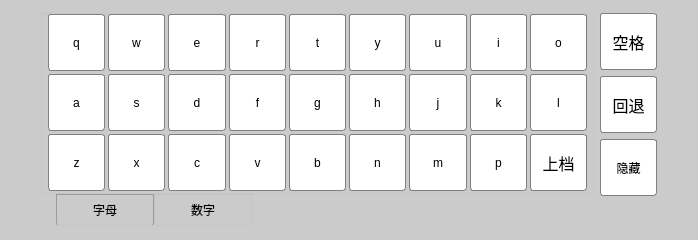
Before: the Qt Designer form Demo/devirtualkeyboradwidget.ui in 13438120136/XDemo, drawn with Qt 5.
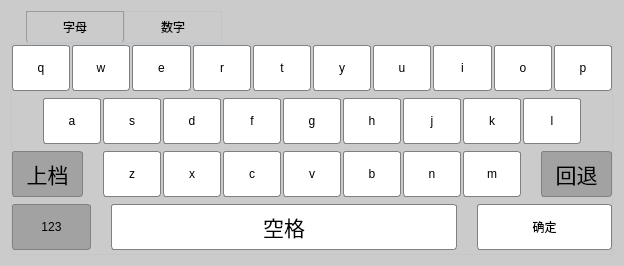
After: the same form once the commit is applied.

```diff
--- a/Demo/devirtualkeyboradwidget.ui
+++ b/Demo/devirtualkeyboradwidget.ui
@@ -6,8 +6,8 @@
    <rect>
     <x>0</x>
     <y>0</y>
-    <width>698</width>
-    <height>240</height>
+    <width>624</width>
+    <height>266</height>
    </rect>
   </property>
   <property name="maximumSize">
@@ -23,74 +23,21 @@
    <string notr="true">background-color: rgb(203, 203, 203);
 </string>
   </property>
-  <layout class="QGridLayout" name="gridLayout_4">
-   <property name="topMargin">
-    <number>0</number>
-   </property>
-   <property name="bottomMargin">
-    <number>0</number>
-   </property>
-   <item row="0" column="1">
-    <spacer name="verticalSpacer_2">
-     <property name="orientation">
-      <enum>Qt::Vertical</enum>
-     </property>
-     <property name="sizeHint" stdset="0">
-      <size>
-       <width>20</width>
-       <height>157</height>
-      </size>
-     </property>
-    </spacer>
-   </item>
-   <item row="1" column="0">
-    <spacer name="horizontalSpacer_2">
-     <property name="orientation">
-      <enum>Qt::Horizontal</enum>
-     </property>
-     <property name="sizeHint" stdset="0">
-      <size>
-       <width>155</width>
-       <height>20</height>
-      </size>
-     </property>
-    </spacer>
-   </item>
-   <item row="1" column="1" rowspan="2">
-    <widget class="QWidget" name="widget" native="true">
-     <property name="styleSheet">
-      <string notr="true">QPushButton
-{
-background-color: rgb(255, 255, 255);
-border:1px solid gray;
-border-radius:3px;
-min-width:55px;
-min-height:55px;
-font: 26pt &quot;黑体&quot;;
-}
-
-QPushButton::pressed
-{
-	background-color: rgb(85, 170, 255);
-    border:2px solid gray;
-    border-radius:3px;
-}</string>
-     </property>
-     <layout class="QGridLayout" name="gridLayout_2">
-      <property name="margin">
-       <number>0</number>
-      </property>
-      <item row="0" column="0" rowspan="4">
+  <layout class="QGridLayout" name="gridLayout_10">
+   <item row="0" column="0">
        <widget class="QTabWidget" name="tabWidget">
+     <property name="layoutDirection">
+      <enum>Qt::LeftToRight</enum>
+     </property>
         <property name="styleSheet">
          <string notr="true">QPushButton
 {
 background-color: rgb(255, 255, 255);
 border:1px solid gray;
 border-radius:3px;
-min-width:55px;
-min-height:55px;
-font: 26pt &quot;宋体&quot;;
+min-width:56px;
+min-height:44px;
+font: 16pt &quot;宋体&quot;;
 }
 
 
@@ -136,7 +83,7 @@
 </string>
         </property>
         <property name="tabPosition">
-         <enum>QTabWidget::South</enum>
+      <enum>QTabWidget::North</enum>
         </property>
         <property name="tabShape">
          <enum>QTabWidget::Rounded</enum>
@@ -151,21 +98,20 @@
          <attribute name="title">
           <string>字母</string>
          </attribute>
+      <layout class="QGridLayout" name="gridLayout_7">
+       <property name="horizontalSpacing">
+        <number>2</number>
+       </property>
+       <property name="verticalSpacing">
+        <number>6</number>
+       </property>
+       <property name="margin">
+        <number>0</number>
+       </property>
+       <item row="0" column="0" colspan="3">
          <layout class="QGridLayout" name="gridLayout">
-          <property name="leftMargin">
-           <number>6</number>
-          </property>
-          <property name="topMargin">
-           <number>0</number>
-          </property>
-          <property name="rightMargin">
-           <number>6</number>
-          </property>
-          <property name="bottomMargin">
-           <number>0</number>
-          </property>
-          <property name="spacing">
-           <number>3</number>
+         <property name="horizontalSpacing">
+          <number>2</number>
           </property>
           <item row="0" column="0">
            <widget class="QPushButton" name="pushButton">
@@ -257,7 +203,37 @@
             </attribute>
            </widget>
           </item>
+         <item row="0" column="9">
+          <widget class="QPushButton" name="pushButton_10">
+           <property name="text">
+            <string>p</string>
+           </property>
+           <attribute name="buttonGroup">
+            <string notr="true">charButtonGroup</string>
+           </attribute>
+          </widget>
+         </item>
+        </layout>
+       </item>
           <item row="1" column="0">
+        <spacer name="horizontalSpacer">
+         <property name="orientation">
+          <enum>Qt::Horizontal</enum>
+         </property>
+         <property name="sizeHint" stdset="0">
+          <size>
+           <width>27</width>
+           <height>20</height>
+          </size>
+         </property>
+        </spacer>
+       </item>
+       <item row="1" column="1">
+        <layout class="QGridLayout" name="gridLayout_2">
+         <property name="horizontalSpacing">
+          <number>2</number>
+         </property>
+         <item row="0" column="0">
            <widget class="QPushButton" name="pushButton_11">
             <property name="text">
              <string>a</string>
@@ -267,7 +243,7 @@
             </attribute>
            </widget>
           </item>
-          <item row="1" column="1">
+         <item row="0" column="1">
            <widget class="QPushButton" name="pushButton_12">
             <property name="text">
              <string>s</string>
@@ -277,7 +253,7 @@
             </attribute>
            </widget>
           </item>
-          <item row="1" column="2">
+         <item row="0" column="2">
            <widget class="QPushButton" name="pushButton_13">
             <property name="text">
              <string>d</string>
@@ -287,7 +263,7 @@
             </attribute>
            </widget>
           </item>
-          <item row="1" column="3">
+         <item row="0" column="3">
            <widget class="QPushButton" name="pushButton_14">
             <property name="text">
              <string>f</string>
@@ -297,7 +273,7 @@
             </attribute>
            </widget>
           </item>
-          <item row="1" column="4">
+         <item row="0" column="4">
            <widget class="QPushButton" name="pushButton_29">
             <property name="text">
              <string>g</string>
@@ -307,7 +283,7 @@
             </attribute>
            </widget>
           </item>
-          <item row="1" column="5">
+         <item row="0" column="5">
            <widget class="QPushButton" name="pushButton_30">
             <property name="text">
              <string>h</string>
@@ -317,7 +293,7 @@
             </attribute>
            </widget>
           </item>
-          <item row="1" column="6">
+         <item row="0" column="6">
            <widget class="QPushButton" name="pushButton_31">
             <property name="text">
              <string>j</string>
@@ -327,7 +303,7 @@
             </attribute>
            </widget>
           </item>
-          <item row="1" column="7">
+         <item row="0" column="7">
            <widget class="QPushButton" name="pushButton_32">
             <property name="text">
              <string>k</string>
@@ -337,7 +313,7 @@
             </attribute>
            </widget>
           </item>
-          <item row="1" column="8">
+         <item row="0" column="8">
            <widget class="QPushButton" name="pushButton_33">
             <property name="text">
              <string>l</string>
@@ -347,7 +323,51 @@
             </attribute>
            </widget>
           </item>
-          <item row="2" column="0">
+        </layout>
+       </item>
+       <item row="1" column="2">
+        <spacer name="horizontalSpacer_2">
+         <property name="orientation">
+          <enum>Qt::Horizontal</enum>
+         </property>
+         <property name="sizeHint" stdset="0">
+          <size>
+           <width>27</width>
+           <height>20</height>
+          </size>
+         </property>
+        </spacer>
+       </item>
+       <item row="2" column="0" colspan="3">
+        <layout class="QGridLayout" name="gridLayout_6">
+         <property name="horizontalSpacing">
+          <number>20</number>
+         </property>
+         <item row="0" column="0">
+          <widget class="QPushButton" name="shiftBtn">
+           <property name="font">
+            <font>
+             <family>宋体</family>
+             <pointsize>16</pointsize>
+             <weight>50</weight>
+             <italic>false</italic>
+             <bold>false</bold>
+            </font>
+           </property>
+           <property name="styleSheet">
+            <string notr="true">background-color: rgb(162, 162, 162);</string>
+           </property>
+           <property name="text">
+            <string>上档</string>
+           </property>
+          </widget>
+         </item>
+         <item row="0" column="1">
+          <layout class="QGridLayout" name="gridLayout_4">
+           <property name="horizontalSpacing">
+            <number>2</number>
+           </property>
+           <item row="0" column="0">
            <widget class="QPushButton" name="pushButton_34">
             <property name="text">
              <string>z</string>
@@ -357,7 +377,7 @@
             </attribute>
            </widget>
           </item>
-          <item row="2" column="1">
+           <item row="0" column="1">
            <widget class="QPushButton" name="pushButton_35">
             <property name="text">
              <string>x</string>
@@ -367,7 +387,7 @@
             </attribute>
            </widget>
           </item>
-          <item row="2" column="2">
+           <item row="0" column="2">
            <widget class="QPushButton" name="pushButton_36">
             <property name="text">
              <string>c</string>
@@ -377,7 +397,7 @@
             </attribute>
            </widget>
           </item>
-          <item row="2" column="3">
+           <item row="0" column="3">
            <widget class="QPushButton" name="pushButton_37">
             <property name="text">
              <string>v</string>
@@ -387,7 +407,7 @@
             </attribute>
            </widget>
           </item>
-          <item row="2" column="4">
+           <item row="0" column="4">
            <widget class="QPushButton" name="pushButton_38">
             <property name="text">
              <string>b</string>
@@ -397,7 +417,7 @@
             </attribute>
            </widget>
           </item>
-          <item row="2" column="5">
+           <item row="0" column="5">
            <widget class="QPushButton" name="pushButton_39">
             <property name="text">
              <string>n</string>
@@ -407,7 +427,7 @@
             </attribute>
            </widget>
           </item>
-          <item row="2" column="6">
+           <item row="0" column="6">
            <widget class="QPushButton" name="pushButton_40">
             <property name="text">
              <string>m</string>
@@ -417,51 +437,99 @@
             </attribute>
            </widget>
           </item>
-          <item row="2" column="7">
-           <widget class="QPushButton" name="pushButton_10">
+          </layout>
+         </item>
+         <item row="0" column="2">
+          <widget class="QPushButton" name="backBtn">
+           <property name="font">
+            <font>
+             <family>宋体</family>
+             <pointsize>16</pointsize>
+             <weight>50</weight>
+             <italic>false</italic>
+             <bold>false</bold>
+            </font>
+           </property>
+           <property name="styleSheet">
+            <string notr="true">background-color: rgb(162, 162, 162);
+</string>
+           </property>
             <property name="text">
-             <string>p</string>
-            </property>
-            <attribute name="buttonGroup">
-             <string notr="true">charButtonGroup</string>
-            </attribute>
-           </widget>
-          </item>
-          <item row="2" column="8">
-           <widget class="QPushButton" name="shiftBtn">
+            <string>回退</string>
+           </property>
+          </widget>
+         </item>
+        </layout>
+       </item>
+       <item row="3" column="0" colspan="3">
+        <layout class="QGridLayout" name="gridLayout_5">
+         <property name="horizontalSpacing">
+          <number>20</number>
+         </property>
+         <item row="0" column="0">
+          <widget class="QPushButton" name="changeNumBtn">
+           <property name="styleSheet">
+            <string notr="true">max-width:77px;
+background-color: rgb(162, 162, 162);</string>
+           </property>
+           <property name="text">
+            <string>123</string>
+           </property>
+          </widget>
+         </item>
+         <item row="0" column="1">
+          <widget class="QPushButton" name="spaceBtn">
             <property name="font">
              <font>
-              <family>Times New Roman</family>
-              <pointsize>12</pointsize>
-              <weight>9</weight>
+             <family>宋体</family>
+             <pointsize>16</pointsize>
+             <weight>50</weight>
               <italic>false</italic>
               <bold>false</bold>
              </font>
             </property>
             <property name="styleSheet">
-             <string notr="true">font: 75 12pt &quot;Times New Roman&quot;;</string>
+            <string notr="true">min-width:0px;
+max-width:100000px;</string>
             </property>
             <property name="text">
-             <string>上档</string>
-            </property>
-           </widget>
+            <string>空格</string>
+           </property>
+          </widget>
+         </item>
+         <item row="0" column="2">
+          <widget class="QPushButton" name="pushButton_17">
+           <property name="styleSheet">
+            <string notr="true">max-width:133px;</string>
+           </property>
+           <property name="text">
+            <string>确定</string>
+           </property>
+          </widget>
+         </item>
+        </layout>
           </item>
          </layout>
         </widget>
         <widget class="QWidget" name="tab_2">
+      <property name="styleSheet">
+       <string notr="true">QPushButton
+{
+background-color: rgb(255, 255, 255);
+border:1px solid gray;
+border-radius:3px;
+min-width:80px;
+min-height:50px;
+font: 16pt &quot;宋体&quot;;
+}
+</string>
+      </property>
          <attribute name="title">
           <string>数字</string>
          </attribute>
+      <layout class="QGridLayout" name="gridLayout_9">
+       <item row="0" column="0" rowspan="2">
          <layout class="QGridLayout" name="gridLayout_3">
-          <property name="topMargin">
-           <number>0</number>
-          </property>
-          <property name="bottomMargin">
-           <number>0</number>
-          </property>
-          <property name="spacing">
-           <number>3</number>
-          </property>
           <item row="0" column="0">
            <widget class="QPushButton" name="pushButton_100">
             <property name="text">
@@ -493,16 +561,6 @@
            </widget>
           </item>
           <item row="0" column="3">
-           <widget class="QPushButton" name="pushButton_109">
-            <property name="text">
-             <string>0</string>
-            </property>
-            <attribute name="buttonGroup">
-             <string notr="true">numButtonGroup</string>
-            </attribute>
-           </widget>
-          </item>
-          <item row="1" column="0">
            <widget class="QPushButton" name="pushButton_103">
             <property name="text">
              <string>4</string>
@@ -512,7 +570,7 @@
             </attribute>
            </widget>
           </item>
-          <item row="1" column="1">
+         <item row="0" column="4">
            <widget class="QPushButton" name="pushButton_104">
             <property name="text">
              <string>5</string>
@@ -522,7 +580,7 @@
             </attribute>
            </widget>
           </item>
-          <item row="1" column="2">
+         <item row="1" column="0">
            <widget class="QPushButton" name="pushButton_105">
             <property name="text">
              <string>6</string>
@@ -532,7 +590,7 @@
             </attribute>
            </widget>
           </item>
-          <item row="2" column="0">
+         <item row="1" column="1">
            <widget class="QPushButton" name="pushButton_106">
             <property name="text">
              <string>7</string>
@@ -542,7 +600,7 @@
             </attribute>
            </widget>
           </item>
-          <item row="2" column="1">
+         <item row="1" column="2">
            <widget class="QPushButton" name="pushButton_107">
             <property name="text">
              <string>8</string>
@@ -552,7 +610,7 @@
             </attribute>
            </widget>
           </item>
-          <item row="2" column="2">
+         <item row="1" column="3">
            <widget class="QPushButton" name="pushButton_108">
             <property name="text">
              <string>9</string>
@@ -562,8 +620,36 @@
             </attribute>
            </widget>
           </item>
-          <item row="1" column="3">
+         <item row="1" column="4">
+          <widget class="QPushButton" name="pushButton_109">
+           <property name="text">
+            <string>0</string>
+           </property>
+           <attribute name="buttonGroup">
+            <string notr="true">numButtonGroup</string>
+           </attribute>
+          </widget>
+         </item>
+        </layout>
+       </item>
+       <item row="0" column="1">
+        <spacer name="verticalSpacer">
+         <property name="orientation">
+          <enum>Qt::Vertical</enum>
+         </property>
+         <property name="sizeHint" stdset="0">
+          <size>
+           <width>20</width>
+           <height>77</height>
+          </size>
+         </property>
+        </spacer>
+       </item>
+       <item row="1" column="1">
            <widget class="QPushButton" name="pushButton_15">
+         <property name="styleSheet">
+          <string notr="true">max-width:10px;</string>
+         </property>
             <property name="text">
              <string>.</string>
             </property>
@@ -572,102 +658,40 @@
             </attribute>
            </widget>
           </item>
-         </layout>
-        </widget>
+       <item row="2" column="0" colspan="2">
+        <layout class="QGridLayout" name="gridLayout_8">
+         <item row="0" column="0">
+          <widget class="QPushButton" name="changeCharBtn">
+           <property name="styleSheet">
+            <string notr="true">max-width:20px;</string>
+           </property>
+           <property name="text">
+            <string>ABC</string>
+           </property>
        </widget>
       </item>
       <item row="0" column="1">
-       <widget class="QPushButton" name="spaceBtn">
-        <property name="font">
-         <font>
-          <family>新宋体</family>
-          <pointsize>12</pointsize>
-          <weight>50</weight>
-          <italic>false</italic>
-          <bold>false</bold>
-         </font>
-        </property>
-        <property name="styleSheet">
-         <string notr="true">font: 12pt &quot;新宋体&quot;;
-</string>
-        </property>
+          <widget class="QPushButton" name="pushButton_19">
         <property name="text">
          <string>空格</string>
         </property>
        </widget>
       </item>
-      <item row="1" column="1">
-       <widget class="QPushButton" name="backBtn">
-        <property name="font">
-         <font>
-          <family>新宋体</family>
-          <pointsize>12</pointsize>
-          <weight>50</weight>
-          <italic>false</italic>
-          <bold>false</bold>
-         </font>
-        </property>
+         <item row="0" column="2">
+          <widget class="QPushButton" name="pushButton_20">
         <property name="styleSheet">
-         <string notr="true">font: 12pt &quot;新宋体&quot;;
-</string>
+            <string notr="true">max-width:20px;</string>
         </property>
         <property name="text">
-         <string>回退</string>
+            <string>确定</string>
         </property>
        </widget>
       </item>
-      <item row="3" column="1">
-       <spacer name="verticalSpacer">
-        <property name="orientation">
-         <enum>Qt::Vertical</enum>
-        </property>
-        <property name="sizeHint" stdset="0">
-         <size>
-          <width>20</width>
-          <height>40</height>
-         </size>
-        </property>
-       </spacer>
-      </item>
-      <item row="2" column="1">
-       <widget class="QPushButton" name="hideBtn">
-        <property name="styleSheet">
-         <string notr="true">font: 12pt &quot;新宋体&quot;;
-</string>
-        </property>
-        <property name="text">
-         <string>隐藏</string>
-        </property>
-       </widget>
-      </item>
-     </layout>
-    </widget>
-   </item>
-   <item row="3" column="1">
-    <spacer name="verticalSpacer_3">
-     <property name="orientation">
-      <enum>Qt::Vertical</enum>
-     </property>
-     <property name="sizeHint" stdset="0">
-      <size>
-       <width>20</width>
-       <height>157</height>
-      </size>
-     </property>
-    </spacer>
-   </item>
-   <item row="1" column="2">
-    <spacer name="horizontalSpacer">
-     <property name="orientation">
-      <enum>Qt::Horizontal</enum>
-     </property>
-     <property name="sizeHint" stdset="0">
-      <size>
-       <width>155</width>
-       <height>20</height>
-      </size>
-     </property>
-    </spacer>
+        </layout>
+       </item>
+      </layout>
+     </widget>
+    </widget>
    </item>
   </layout>
  </widget>
```
Lines whose indentation alone changed are shown as unchanged.
